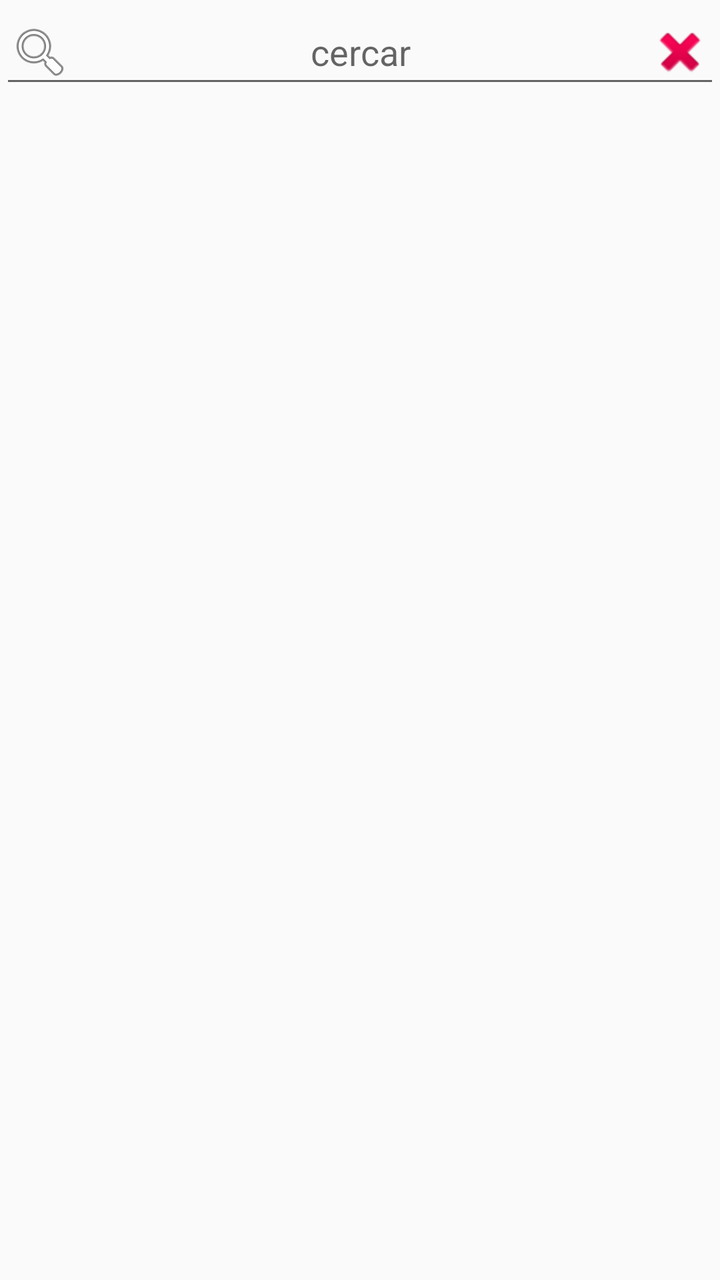
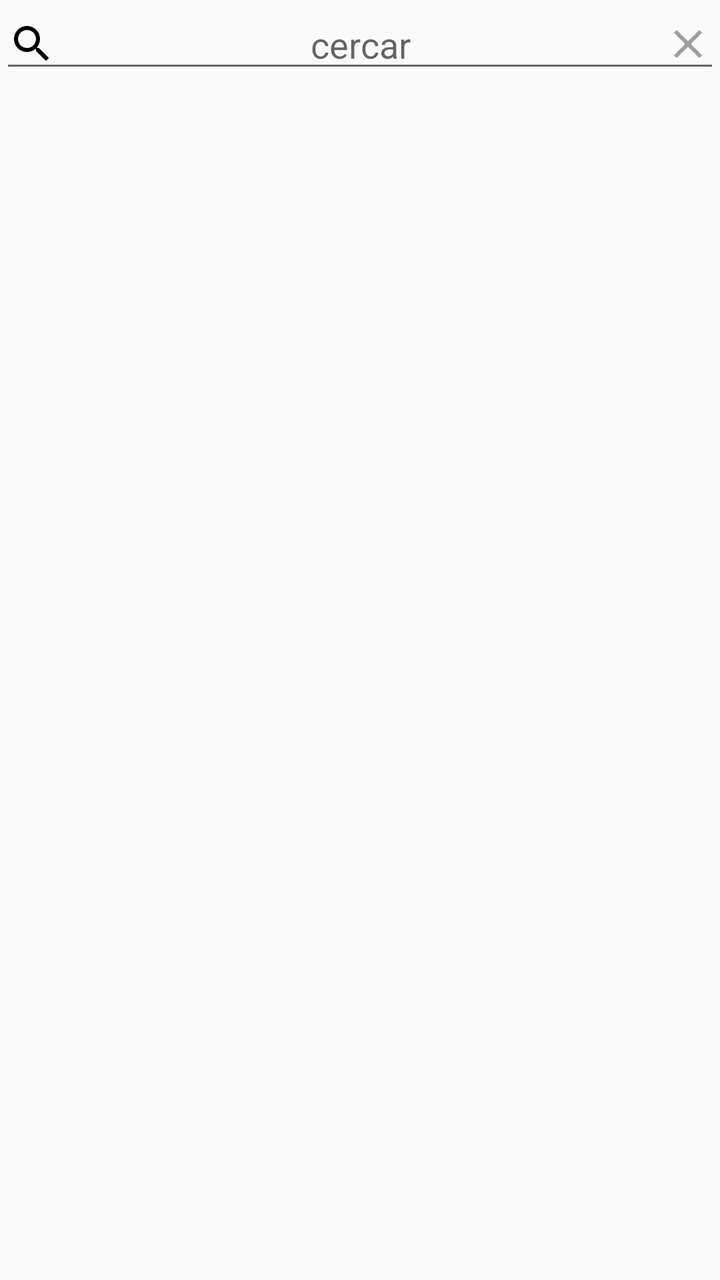

Compare the two renders of this Android layout. The source of the first and the diff that turns it into the second are given below.
<!-- AndroidManifest.xml: application theme AppTheme -->
<!-- res/layout/fragment_verb_list.xml -->
<?xml version="1.0" encoding="utf-8"?>
<RelativeLayout xmlns:android="http://schemas.android.com/apk/res/android"
                xmlns:tools="http://schemas.android.com/tools"
                android:layout_width="match_parent"
                android:layout_height="match_parent"
                tools:context="com.alaruss.verbs.fragments.VerbListFragment">

    <EditText
        android:id="@+id/searchList"
        android:layout_width="match_parent"
        android:layout_height="wrap_content"
        android:hint="@string/filterHint"
        android:drawableLeft="@android:drawable/ic_menu_search"
        android:drawableStart="@android:drawable/ic_menu_search"
        android:drawableRight="@android:drawable/ic_delete"
        android:drawableEnd="@android:drawable/ic_delete"
        android:gravity="center"/>

    <ListView
        android:id="@android:id/list"
        android:layout_width="match_parent"
        android:layout_height="match_parent"
        android:layout_below="@+id/searchList"/>

    
    

</RelativeLayout>
<!-- resources referenced by this layout -->
<resources>
  <string name="filterHint">cercar</string>
  <style name="AppTheme" parent="Theme.AppCompat.Light.DarkActionBar">
          
          <item name="colorPrimary">@color/colorPrimary</item>
          <item name="colorPrimaryDark">@color/colorPrimaryDark</item>
          <item name="colorAccent">@color/colorAccent</item>
      </style>
  <color name="colorPrimary">#3F51B5</color>
  <color name="colorPrimaryDark">#303F9F</color>
  <color name="colorAccent">#FF4081</color>
</resources>

<!-- the commit's change to res/layout/fragment_verb_list.xml (unified diff, before → after) -->
@@ -10,10 +10,8 @@
         android:layout_width="match_parent"
         android:layout_height="wrap_content"
         android:hint="@string/filterHint"
-        android:drawableLeft="@android:drawable/ic_menu_search"
-        android:drawableStart="@android:drawable/ic_menu_search"
-        android:drawableRight="@android:drawable/ic_delete"
-        android:drawableEnd="@android:drawable/ic_delete"
+        android:drawableLeft="@drawable/ic_search_edit_text"
+        android:drawableRight="@drawable/ic_close_inactive"
         android:gravity="center"/>
 
     <ListView
<!-- resource entries referenced after the edit -->
@@ -1,5 +1,25 @@
 <!-- resources referenced by this layout -->
 <resources>
+  <!-- drawable ic_close_inactive (drawable) -->
+  <vector xmlns:android="http://schemas.android.com/apk/res/android"
+          android:width="24dp"
+          android:height="24dp"
+          android:viewportWidth="24.0"
+          android:viewportHeight="24.0">
+      <path
+          android:fillColor="#9c9c9c"
+          android:pathData="M19,6.41L17.59,5 12,10.59 6.41,5 5,6.41 10.59,12 5,17.59 6.41,19 12,13.41 17.59,19 19,17.59 13.41,12z"/>
+  </vector>
+  <!-- drawable ic_search_edit_text (drawable) -->
+  <vector xmlns:android="http://schemas.android.com/apk/res/android"
+          android:width="24dp"
+          android:height="24dp"
+          android:viewportWidth="24.0"
+          android:viewportHeight="24.0">
+      <path
+          android:fillColor="#FF000000"
+          android:pathData="M15.5,14h-0.79l-0.28,-0.27C15.41,12.59 16,11.11 16,9.5 16,5.91 13.09,3 9.5,3S3,5.91 3,9.5 5.91,16 9.5,16c1.61,0 3.09,-0.59 4.23,-1.57l0.27,0.28v0.79l5,4.99L20.49,19l-4.99,-5zM9.5,14C7.01,14 5,11.99 5,9.5S7.01,5 9.5,5 14,7.01 14,9.5 11.99,14 9.5,14z"/>
+  </vector>
   <string name="filterHint">cercar</string>
   <style name="AppTheme" parent="Theme.AppCompat.Light.DarkActionBar">
           
